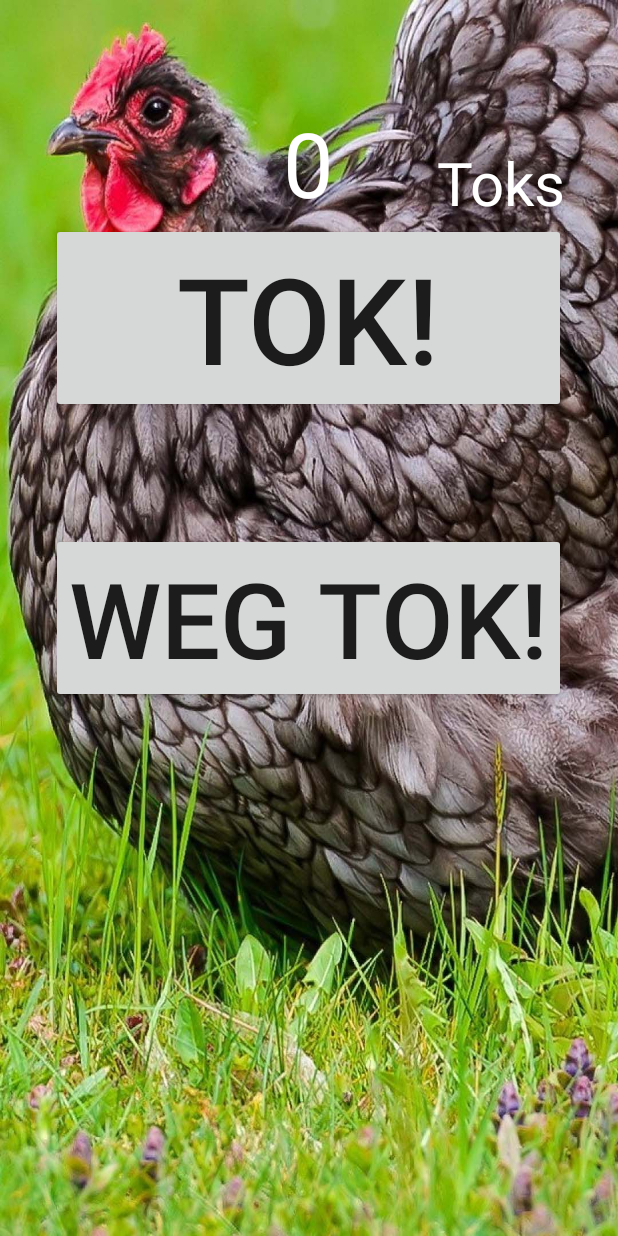
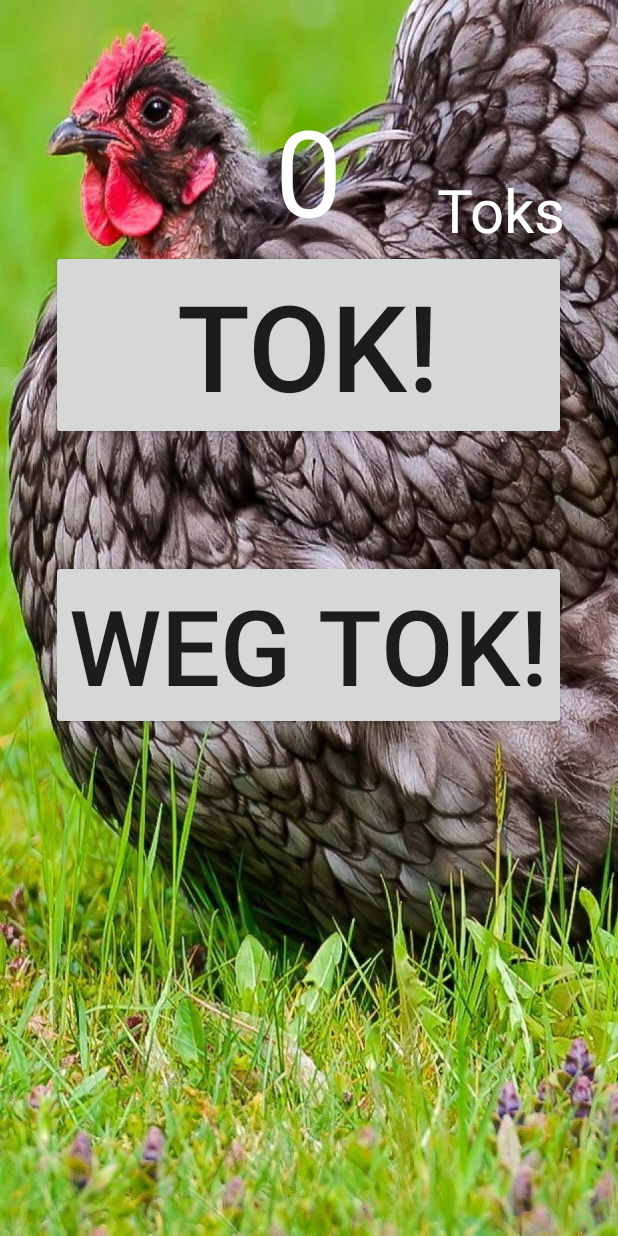
Before and after one commit to WillemvdPijl/Click, an Android app: the screen it shows after launch (MainActivity), on a phone screen of 412 x 824 dp. Run offline under Robolectric (Android 15) with nearby library versions, the phone set to English and light mode, and no system bars.

Commit message:
TOK update TOK

```diff
--- a/app/src/main/res/layout/activity_main.xml
+++ b/app/src/main/res/layout/activity_main.xml
@@ -14,12 +14,14 @@
         android:layout_width="wrap_content"
         android:layout_height="wrap_content"
         android:text="0"
-        android:layout_marginTop="52dp"
+        android:layout_marginTop="44dp"
         android:id="@+id/textViewCount"
-        android:textSize="60dp"
+        android:textSize="80dp"
+        android:textColor="#ffffff"
+        android:textColorHighlight="#000000"
+        android:textColorHint="#000000"
         android:layout_alignParentTop="true"
-        android:layout_centerHorizontal="true"
-        android:textColor="#ffffff" />
+        android:layout_centerHorizontal="true" />
 
     <Button
         android:layout_width="wrap_content"
```
